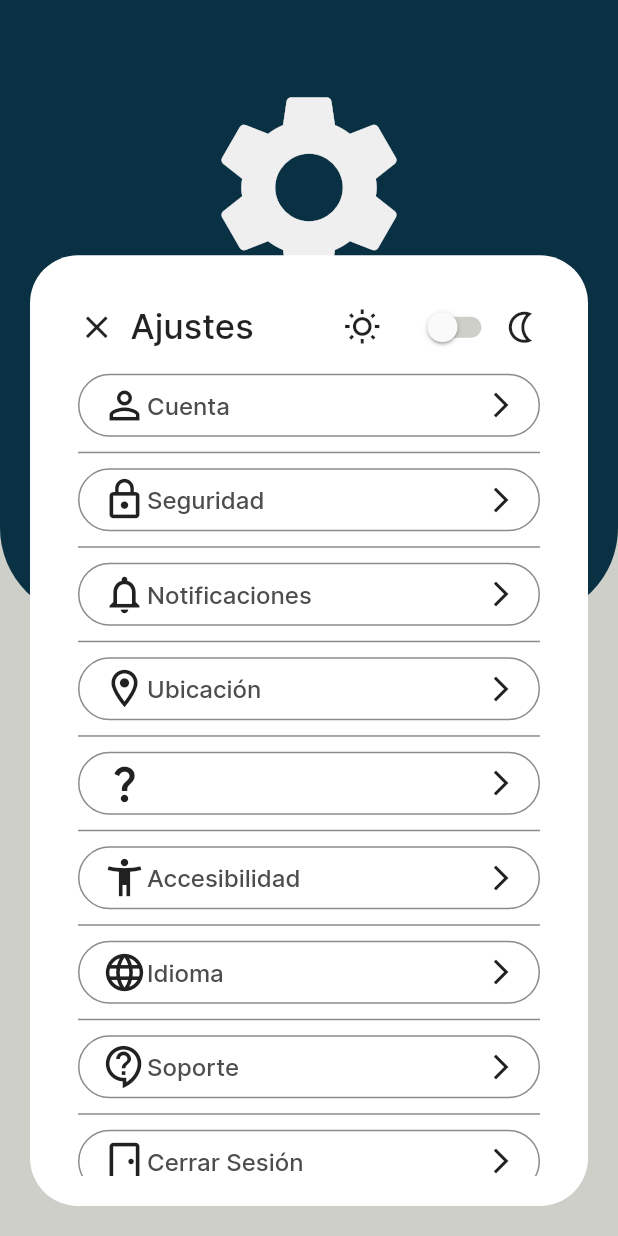
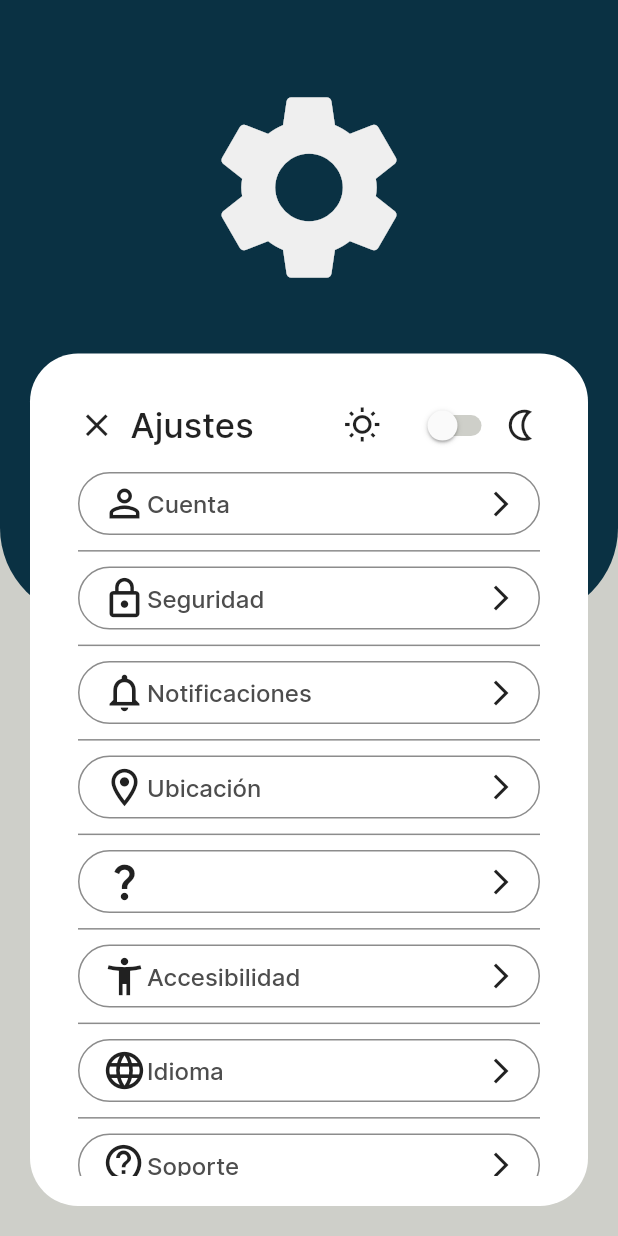
Before and after one commit to SAIDREXX/KalanApp, a Flutter app: the SettingsPage screen opened directly, on a phone screen of 412 x 824 dp. Run offline on Flutter 3.47's test engine with Material 2 defaults, Android fonts, the phone set to English and light mode, and no system bars; our stand-ins replace firebase_auth, firebase_core, geolocator, google_maps_flutter, google_sign_in; missing offline and left inert: dbcrypt; accounts and stored records are empty.

Commit message:
Minor Update

```diff
--- a/lib/view/settings/settings_main.dart
+++ b/lib/view/settings/settings_main.dart
@@ -50,7 +50,7 @@ class SettingsPageState extends State<SettingsPage> {
               mainAxisAlignment: MainAxisAlignment.end,
               children: [
                 Container(
-                  height: height / 1.3,
+                  height: height / 1.45,
                   margin: const EdgeInsets.all(20),
                   padding: const EdgeInsets.symmetric(
                     horizontal: 32,
```
